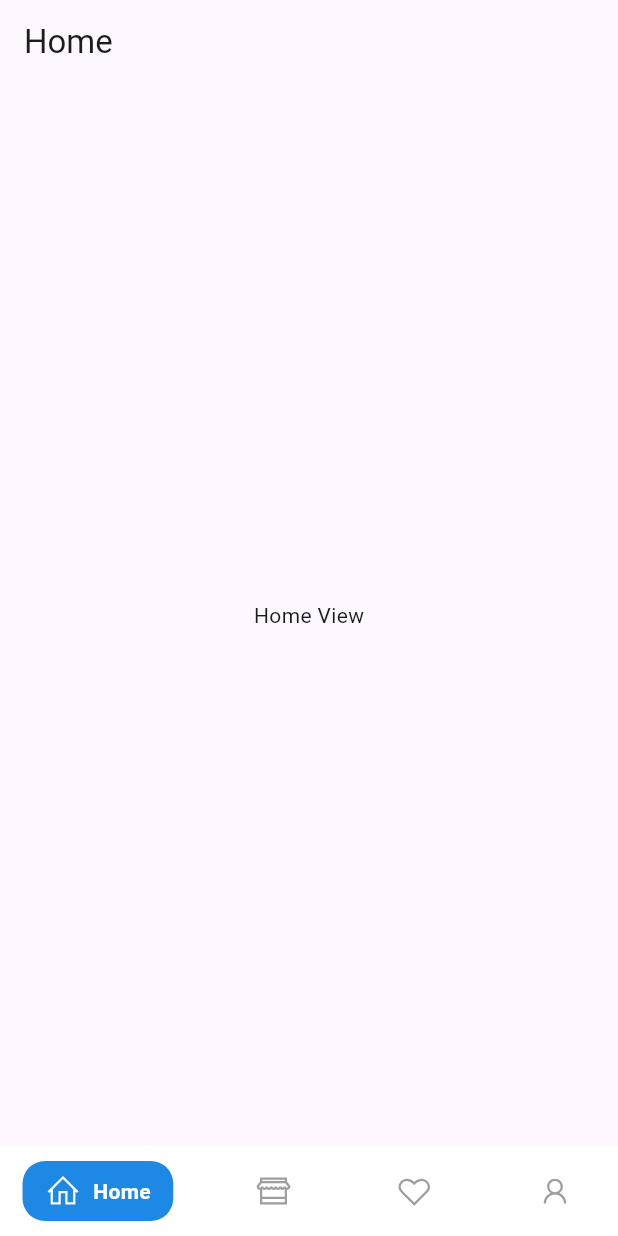
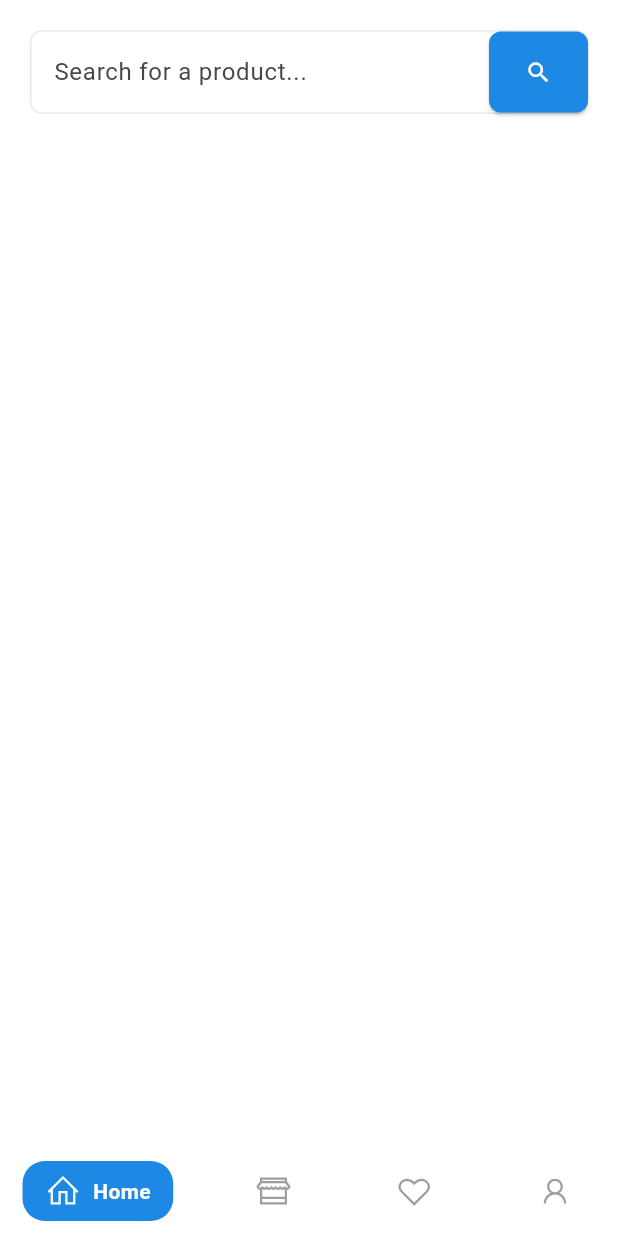
Before and after one commit to Abdelrahmanhani13/E_Market, a Flutter app: the screen it shows after launch, on a phone screen of 412 x 824 dp. Run offline on Flutter 3.47's test engine with Material 3 defaults, Android fonts, the phone set to English and light mode, and no system bars; drawn by our look-alikes of google_nav_bar; our stand-ins replace bloc, flutter_bloc, gap, line_icons.

Commit message:
create search text field

```diff
--- a/lib/features/home/presentation/views/home_view.dart
+++ b/lib/features/home/presentation/views/home_view.dart
@@ -1,4 +1,6 @@
+import 'package:e_market/features/home/presentation/widgets/search_text_field.dart';
 import 'package:flutter/material.dart';
+import 'package:gap/gap.dart';
 
 class HomeView extends StatelessWidget {
   const HomeView({super.key});
@@ -6,11 +8,14 @@ class HomeView extends StatelessWidget {
   @override
   Widget build(BuildContext context) {
     return Scaffold(
-      appBar: AppBar(
-        title: const Text('Home'),
-      ),
-      body: const Center(
-        child: Text('Home View'),
+      body: ListView(
+        children: [
+          Gap(20),
+          Padding(
+            padding: const EdgeInsets.symmetric(horizontal: 20),
+            child: GestureDetector(onTap: () {}, child: SearchTextField()),
+          ),
+        ],
       ),
     );
   }
--- /dev/null
+++ b/lib/features/home/presentation/widgets/search_text_field.dart
@@ -0,0 +1,39 @@
+import 'package:e_market/core/utils/app_colors.dart';
+import 'package:flutter/material.dart';
+
+class SearchTextField extends StatelessWidget {
+  const SearchTextField({super.key});
+
+  @override
+  Widget build(BuildContext context) {
+    return TextField(
+      cursorColor: AppColors.primaryColor,
+      decoration: InputDecoration(
+        hintText: 'Search for a product...',
+        suffixIcon: SizedBox(
+          height: 54,
+          child: ElevatedButton.icon(
+            style: ElevatedButton.styleFrom(
+              backgroundColor: AppColors.primaryColor,
+              foregroundColor: Colors.white,
+              shape: RoundedRectangleBorder(
+                borderRadius: BorderRadius.circular(8),
+              ),
+            ),
+            onPressed: () {},
+            label: Icon(Icons.search),
+          ),
+        ),
+        enabledBorder: OutlineInputBorder(
+          borderRadius: BorderRadius.circular(8),
+          borderSide: const BorderSide(color: Color(0xFFE6E9E9), width: 1),
+        ),
+        focusedBorder: OutlineInputBorder(
+          borderRadius: BorderRadius.circular(8),
+          borderSide: const BorderSide(color: Color(0xFFE6E9E9), width: 1),
+        ),
+        fillColor: const Color(0XFFF9FAFA),
+      ),
+    );
+  }
+}
--- a/lib/main.dart
+++ b/lib/main.dart
@@ -14,7 +14,9 @@ class MyApp extends StatelessWidget {
     return MaterialApp(
       debugShowCheckedModeBanner: false,
       title: 'E Market',
-      theme: ThemeData(),
+      theme: ThemeData(
+        scaffoldBackgroundColor: Colors.white
+      ),
       home: BottomNavBar(),
     );
   }
```
